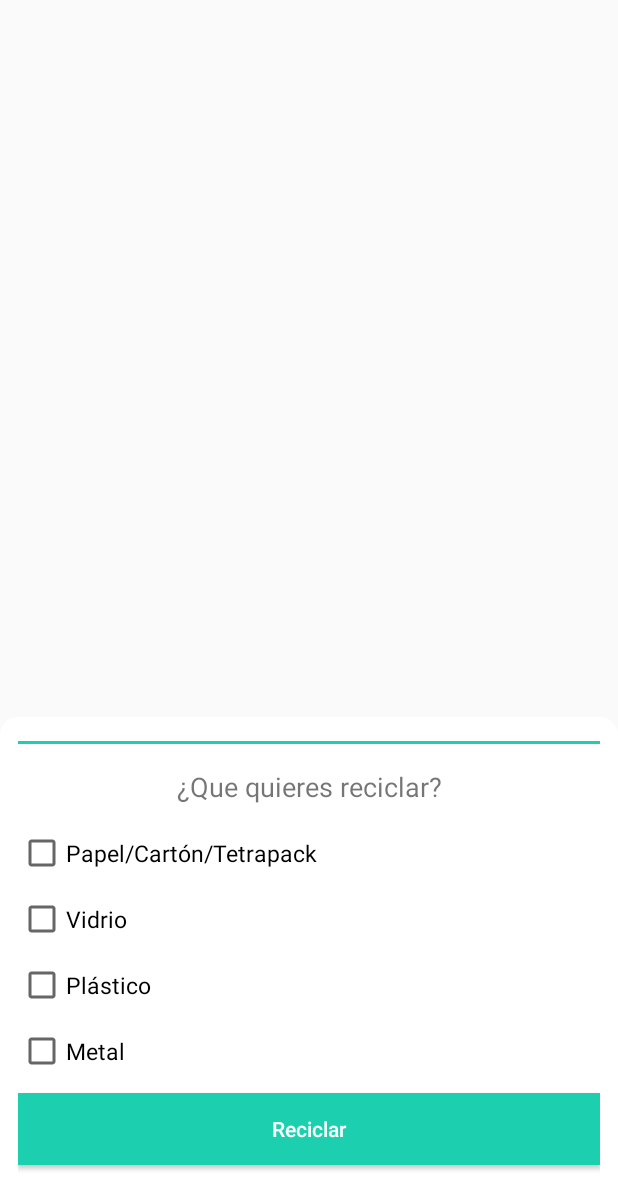
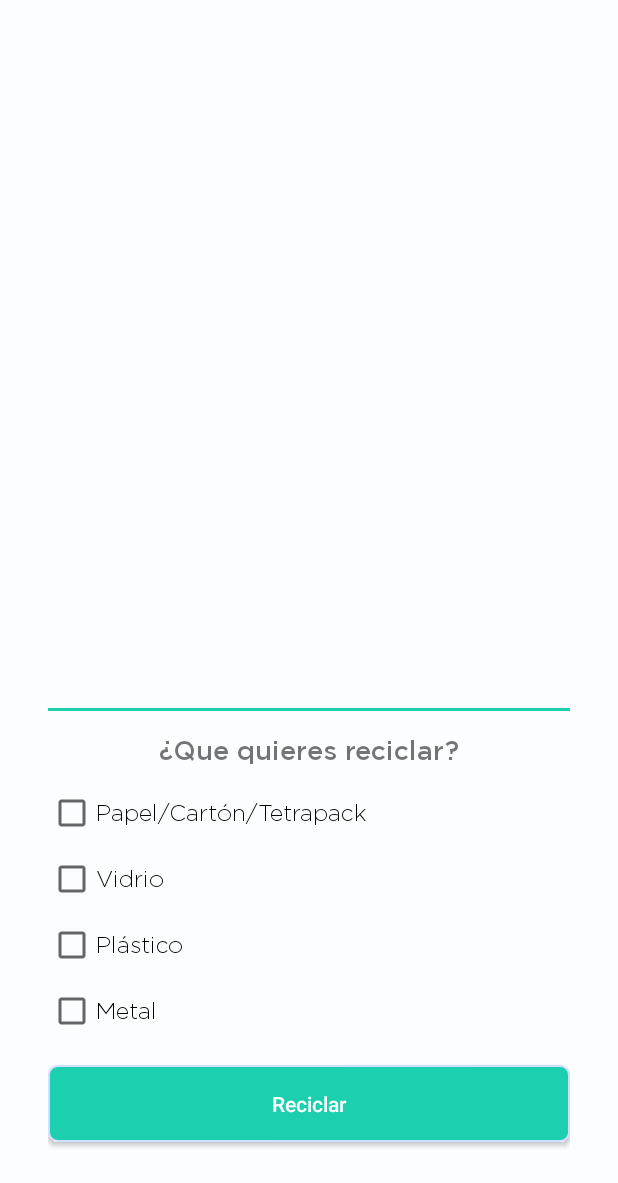
Before and after one commit to doapps/ecolec-android, an Android app: the MapsActivity screen opened directly, with no data from a screen before it, on a phone screen of 412 x 824 dp, the part 53-1236 px from its top. Run offline under Robolectric (Android 15) with nearby library versions, the phone set to English and light mode, and no system bars; libraries missing offline, so code that uses them is left out: io.nlopez.smartlocation, pub.devrel.easypermissions; 1 statement that could not run was skipped.

Commit message:
Change design bottom sheet

```diff
--- a/app/src/main/java/com/ecolec/cliente/HomeActivity.kt
+++ b/app/src/main/java/com/ecolec/cliente/HomeActivity.kt
@@ -1,8 +1,10 @@
 package com.ecolec.cliente
 
 import android.content.Intent
+import android.graphics.Color
 import androidx.appcompat.app.AppCompatActivity
 import android.os.Bundle
+import com.ecolec.cliente.util.StatusBarUtil
 import com.google.firebase.messaging.FirebaseMessaging
 import kotlinx.android.synthetic.main.activity_home.*
 
@@ -11,8 +13,9 @@ class HomeActivity : AppCompatActivity() {
     override fun onCreate(savedInstanceState: Bundle?) {
         super.onCreate(savedInstanceState)
         setContentView(R.layout.activity_home)
+        StatusBarUtil.statusBarChange(window, Color.WHITE)
         solicitarReciclador.setOnClickListener {
-            startActivity(Intent(this, HomeActivity::class.java))
+            startActivity(Intent(this, MapsActivity::class.java))
         }
 
         FirebaseMessaging.getInstance().subscribeToTopic("Notifications")
--- a/app/src/main/java/com/ecolec/cliente/MapsActivity.kt
+++ b/app/src/main/java/com/ecolec/cliente/MapsActivity.kt
@@ -6,6 +6,7 @@ import android.content.Intent
 import android.content.IntentSender
 import android.graphics.Bitmap
 import android.graphics.BitmapFactory
+import android.graphics.Color
 import android.location.Location
 import androidx.appcompat.app.AppCompatActivity
 import android.os.Bundle
@@ -14,6 +15,7 @@ import android.view.View
 import com.ecolec.cliente.model.Recolector
 import com.ecolec.cliente.retrofit.ApiRetrofit
 import com.ecolec.cliente.retrofit.config.ConfigRetrofit
+import com.ecolec.cliente.util.StatusBarUtil
 
 import com.google.android.gms.maps.CameraUpdateFactory
 import com.google.android.gms.maps.GoogleMap
@@ -56,6 +58,7 @@ class MapsActivity : AppCompatActivity(), OnMapReadyCallback, EasyPermissions.Pe
     override fun onCreate(savedInstanceState: Bundle?) {
         super.onCreate(savedInstanceState)
         setContentView(R.layout.activity_maps)
+        StatusBarUtil.statusBarChange(window, Color.WHITE)
         // Obtain the SupportMapFragment and get notified when the map is ready to be used.
         val mapFragment = supportFragmentManager
             .findFragmentById(R.id.map) as SupportMapFragment
--- a/app/src/main/res/drawable/bg_bottom_sheet.xml
+++ b/app/src/main/res/drawable/bg_bottom_sheet.xml
@@ -2,7 +2,7 @@
 <shape xmlns:android="http://schemas.android.com/apk/res/android"
     android:shape="rectangle">
 
-    <solid android:color="#FFF" />
+    <solid android:color="@color/colorBackground" />
 
     <corners
         android:topLeftRadius="12dp"
--- a/app/src/main/res/layout/activity_maps.xml
+++ b/app/src/main/res/layout/activity_maps.xml
@@ -4,6 +4,7 @@
     xmlns:tools="http://schemas.android.com/tools"
     android:layout_width="match_parent"
     android:layout_height="match_parent"
+    android:background="@color/colorBackground"
     tools:context=".MapsActivity">
 
     <fragment
@@ -13,7 +14,6 @@
         android:layout_height="match_parent"
         tools:context=".MapsActivity" />
 
-
     <include layout="@layout/bottom_sheet_map" />
 
 </androidx.coordinatorlayout.widget.CoordinatorLayout>
--- a/app/src/main/res/layout/bottom_sheet_map.xml
+++ b/app/src/main/res/layout/bottom_sheet_map.xml
@@ -16,6 +16,9 @@
         android:layout_width="match_parent"
         android:layout_height="wrap_content"
         android:orientation="vertical"
+        android:layout_marginStart="20dp"
+        android:layout_marginEnd="20dp"
+        android:layout_marginBottom="20dp"
         app:layout_constraintBottom_toBottomOf="parent"
         app:layout_constraintEnd_toEndOf="parent"
         app:layout_constraintStart_toStartOf="parent"
@@ -32,6 +35,7 @@
             android:layout_height="wrap_content"
             android:layout_marginTop="16dp"
             android:gravity="center"
+            android:fontFamily="@font/gotham_medium"
             android:text="¿Que quieres reciclar?"
             android:textSize="18sp" />
 
@@ -40,6 +44,7 @@
             android:layout_width="wrap_content"
             android:layout_height="wrap_content"
             android:layout_marginTop="16dp"
+            android:fontFamily="@font/gotham_light"
             android:text="Papel/Cartón/Tetrapack"
             android:textSize="15sp" />
 
@@ -49,6 +54,7 @@
             android:layout_height="wrap_content"
             android:layout_marginTop="12dp"
             android:text="Vidrio"
+            android:fontFamily="@font/gotham_light"
             android:textSize="15sp" />
 
         <CheckBox
@@ -57,6 +63,7 @@
             android:layout_height="wrap_content"
             android:layout_marginTop="12dp"
             android:text="Plástico"
+            android:fontFamily="@font/gotham_light"
             android:textSize="15sp" />
 
         <CheckBox
@@ -65,15 +72,16 @@
             android:layout_height="wrap_content"
             android:layout_marginTop="12dp"
             android:text="Metal"
+            android:fontFamily="@font/gotham_light"
             android:textSize="15sp" />
 
         <Button
             android:id="@+id/recyclerButton"
             android:layout_width="match_parent"
             android:layout_height="wrap_content"
-            android:layout_marginTop="12dp"
-            android:layout_marginBottom="12dp"
-            android:background="@color/colorAccent"
+            android:layout_marginTop="20dp"
+            android:background="@drawable/background_button"
+            android:layout_marginBottom="7dp"
             android:text="Reciclar"
             android:textAllCaps="false"
             android:textColor="@android:color/white" />
@@ -104,6 +112,7 @@
             android:layout_height="wrap_content"
             android:layout_marginTop="16dp"
             android:gravity="center"
+            android:fontFamily="@font/gotham_medium"
             android:text="Estas a un paso de reciclar"
             android:textSize="18sp" />
 
@@ -122,17 +131,22 @@
             android:layout_marginBottom="8dp"
             android:gravity="center"
             android:text="Estas reciclando vidrio"
+            android:fontFamily="@font/gotham_light"
             android:textSize="16sp" />
 
         <Button
             android:id="@+id/sendRecyclerButton"
             android:layout_width="match_parent"
             android:layout_height="wrap_content"
-            android:layout_marginBottom="12dp"
-            android:background="@color/colorAccent"
+            android:layout_marginStart="20dp"
+            android:layout_marginEnd="20dp"
+            android:layout_marginBottom="20dp"
+            android:layout_marginTop="20dp"
+            android:background="@drawable/background_button"
             android:text="Reciclar"
             android:textAllCaps="false"
-            android:textColor="@android:color/white" />
+            android:fontFamily="@font/gotham_medium"
+            android:textColor="@color/colorBackground" />
 
     </LinearLayout>
 
```
Also changed, not shown: app/src/main/java/com/ecolec/cliente/util/SingletonHolder.kt (deleted, +0 -25 lines).
